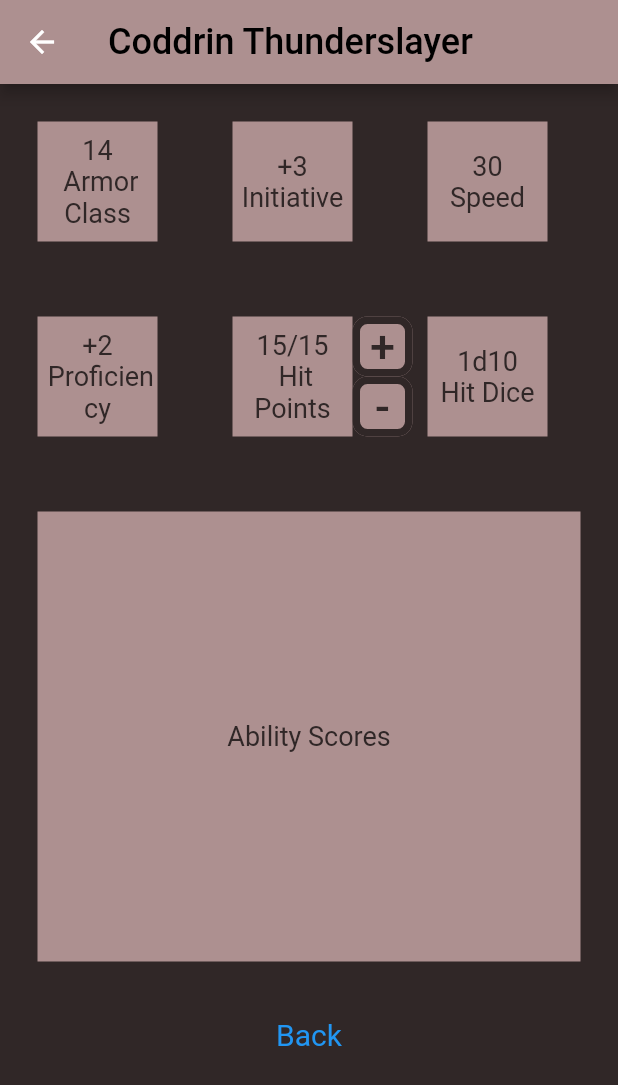
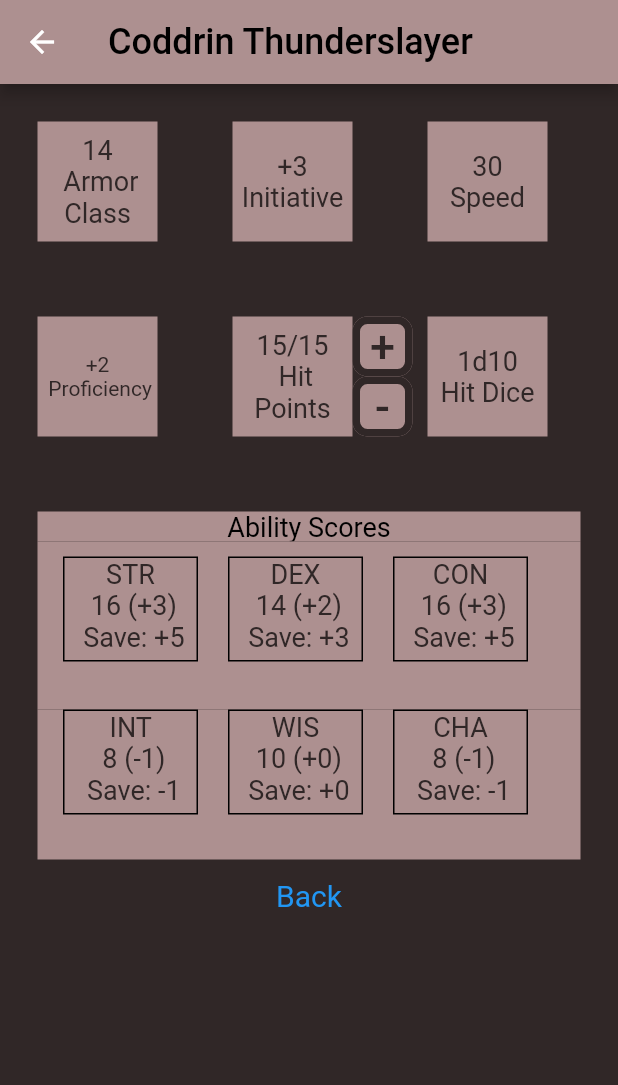
Before and after one commit to EvanMarnik/dnd_character_sheet_app, a Flutter app: the screen it shows after launch, after a tap on an icon or button, on a phone screen of 412 x 824 dp. Shown: the top 1085 px of the screen. Run offline on Flutter 3.47's test engine with Material 2 defaults, Android fonts, the phone set to English and light mode, and no system bars; Roboto replaces fonts that are missing (Lancelot).

Commit message:
Update character_sheet_view.dart

```diff
--- a/lib/view/character_sheet_view.dart
+++ b/lib/view/character_sheet_view.dart
@@ -25,8 +25,6 @@ class _CharacterSheetViewState extends State<CharacterSheetView> {
     // TODO hard coded sheet for now
   }
 
-
-
   void incrementHealth() {
     setState(() {
       if (hp < maxHP) {
@@ -45,13 +43,13 @@ class _CharacterSheetViewState extends State<CharacterSheetView> {
 
   @override
   Widget build(BuildContext context) {
+    // TODO build the character sheet
 
-
-    // TODO build the character sheet
     return Scaffold(
       appBar: AppBar(
         backgroundColor: Color(0xFFAD9090),
-        title: const Text('Coddrin Thunderslayer', style: TextStyle(fontSize: 24, color: Colors.black)),
+        title: const Text('Coddrin Thunderslayer',
+            style: TextStyle(fontSize: 24, color: Colors.black)),
       ),
       body: Column(
         children: <Widget>[
@@ -63,7 +61,9 @@ class _CharacterSheetViewState extends State<CharacterSheetView> {
                 height: 80.0,
                 color: Color(0xFFAD9090),
                 alignment: Alignment.center,
-                child: const Text('14 \n Armor Class', style: TextStyle(fontSize: 18), textAlign: TextAlign.center),
+                child: const Text('14 \n Armor Class',
+                    style: TextStyle(fontSize: 18),
+                    textAlign: TextAlign.center),
               ),
               Container(
                 margin: EdgeInsets.all(25.0),
@@ -71,7 +71,9 @@ class _CharacterSheetViewState extends State<CharacterSheetView> {
                 height: 80.0,
                 color: Color(0xFFAD9090),
                 alignment: Alignment.center,
-                child: const Text('+3 \nInitiative', style: TextStyle(fontSize: 18), textAlign: TextAlign.center),
+                child: const Text('+3 \nInitiative',
+                    style: TextStyle(fontSize: 18),
+                    textAlign: TextAlign.center),
               ),
               Container(
                 margin: EdgeInsets.all(25.0),
@@ -79,7 +81,9 @@ class _CharacterSheetViewState extends State<CharacterSheetView> {
                 height: 80.0,
                 color: Color(0xFFAD9090),
                 alignment: Alignment.center,
-                child: const Text('30 \nSpeed', style: TextStyle(fontSize: 18), textAlign: TextAlign.center),
+                child: const Text('30 \nSpeed',
+                    style: TextStyle(fontSize: 18),
+                    textAlign: TextAlign.center),
               ),
             ],
           ),
@@ -91,7 +95,9 @@ class _CharacterSheetViewState extends State<CharacterSheetView> {
                 height: 80.0,
                 color: Color(0xFFAD9090),
                 alignment: Alignment.center,
-                child: const Text('+2 \n Proficiency', style: TextStyle(fontSize: 18), textAlign: TextAlign.center),
+                child: const Text('+2 \n Proficiency',
+                    style: TextStyle(fontSize: 14),
+                    textAlign: TextAlign.center),
               ),
               Container(
                 margin: EdgeInsets.fromLTRB(25, 25, 0, 25),
@@ -99,12 +105,13 @@ class _CharacterSheetViewState extends State<CharacterSheetView> {
                 height: 80.0,
                 color: Color(0xFFAD9090),
                 alignment: Alignment.center,
-                child: Text('${hp}/15 \n Hit Points', style: TextStyle(fontSize: 18), textAlign: TextAlign.center),
+                child: Text('${hp}/15 \n Hit Points',
+                    style: TextStyle(fontSize: 18),
+                    textAlign: TextAlign.center),
               ),
               Container(
                 margin: EdgeInsets.all(0.0),
-                child: Column(
-                    children: <Widget>[
+                child: Column(children: <Widget>[
                   SizedBox(
                     width: 40,
                     height: 40,
@@ -113,7 +120,10 @@ class _CharacterSheetViewState extends State<CharacterSheetView> {
                       style: FilledButton.styleFrom(
                         padding: const EdgeInsets.fromLTRB(0, 0, 0, 0),
                       ),
-                          child: const Text('+', style: TextStyle(fontSize: 30),),
+                      child: const Text(
+                        '+',
+                        style: TextStyle(fontSize: 30),
+                      ),
                     ),
                   ),
                   SizedBox(
@@ -124,11 +134,12 @@ class _CharacterSheetViewState extends State<CharacterSheetView> {
                         style: FilledButton.styleFrom(
                           padding: const EdgeInsets.fromLTRB(0, 0, 0, 0),
                         ),
-                            child: const Text('-', style: TextStyle(fontSize: 30),),
-                          )
-                      )
-                    ]
+                        child: const Text(
+                          '-',
+                          style: TextStyle(fontSize: 30),
                         ),
+                      ))
+                ]),
               ),
               Container(
                 margin: EdgeInsets.fromLTRB(10, 25, 25, 25),
@@ -136,18 +147,104 @@ class _CharacterSheetViewState extends State<CharacterSheetView> {
                 height: 80.0,
                 color: Color(0xFFAD9090),
                 alignment: Alignment.center,
-                child: const Text('1d10 \nHit Dice', style: TextStyle(fontSize: 18), textAlign: TextAlign.center),
+                child: const Text('1d10 \nHit Dice',
+                    style: TextStyle(fontSize: 18),
+                    textAlign: TextAlign.center),
               ),
             ],
           ),
           Container(
-            margin: EdgeInsets.all(25.0),
+            margin: EdgeInsets.fromLTRB(25.0, 25.0, 25.0, 0),
             width: 400.0,
-            height: 300.0,
+            height: 20.0,
             color: Color(0xFFAD9090),
-            alignment: Alignment.center,
-              child: const Text('Ability Scores', style: TextStyle(fontSize: 18), textAlign: TextAlign.center)
+            child: Text('Ability Scores', style: TextStyle(fontSize: 18, color: Colors.black), textAlign: TextAlign.center),
           ),
+
+          Container(
+            margin: EdgeInsets.fromLTRB(25.0, 0, 25.0, 0),
+            width: 400.0,
+            height: 112.0,
+            color: Color(0xFFAD9090),
+            child: Row(
+              children: [
+                Column(
+                  children: [Container(
+                    margin: EdgeInsets.fromLTRB(17.0, 10.0, 10.0, 0),
+                    width: 90.0,
+                    height: 70.0,
+                    decoration: BoxDecoration(border: Border.all(color:Colors.black)),
+                    child: const Text('STR \n 16 (+3) \n Save: +5',
+                        style: TextStyle(fontSize: 18),
+                        textAlign: TextAlign.center),
+                  )],
+                ),
+                Column(children: [Container(
+                  margin: EdgeInsets.fromLTRB(10.0, 10.0, 10.0, 0),
+                  width: 90.0,
+                  height: 70.0,
+                  decoration: BoxDecoration(border: Border.all(color:Colors.black)),
+                  child: const Text('DEX \n 14 (+2) \n Save: +3',
+                      style: TextStyle(fontSize: 18),
+                      textAlign: TextAlign.center),
+                )],
+                ),
+                Column(children: [Container(
+                  margin: EdgeInsets.fromLTRB(10.0, 10.0, 10.0, 0),
+                  width: 90.0,
+                  height: 70.0,
+                  decoration: BoxDecoration(border: Border.all(color:Colors.black)),
+                  child: const Text('CON \n 16 (+3) \n Save: +5',
+                      style: TextStyle(fontSize: 18),
+                      textAlign: TextAlign.center),
+                )],
+                ),
+              ],
+            ),
+          ),
+          Container(
+            margin: EdgeInsets.fromLTRB(25.0, 0, 25.0, 0),
+            width: 400.0,
+            height: 100.0,
+            color: Color(0xFFAD9090),
+            child: Row(
+              children: [
+                Column(
+                  children: [Container(
+                margin: EdgeInsets.fromLTRB(17.0, 0, 10.0, 0),
+                    width: 90.0,
+                    height: 70.0,
+                    decoration: BoxDecoration(border: Border.all(color:Colors.black)),
+                    child: const Text('INT \n 8 (-1) \n Save: -1',
+                        style: TextStyle(fontSize: 18),
+                        textAlign: TextAlign.center),
+                  )],
+                ),
+                Column(children: [Container(
+                  margin: EdgeInsets.fromLTRB(10.0, 0, 10.0, 0),
+                  width: 90.0,
+                  height: 70.0,
+                  decoration: BoxDecoration(border: Border.all(color:Colors.black)),
+                  child: const Text('WIS \n 10 (+0) \n Save: +0',
+                      style: TextStyle(fontSize: 18),
+                      textAlign: TextAlign.center),
+                )],
+                ),
+                Column(children: [Container(
+                  margin: EdgeInsets.fromLTRB(10.0, 0, 10.0, 0),
+                  width: 90.0,
+                  height: 70.0,
+
+                  decoration: BoxDecoration(border: Border.all(color:Colors.black)),
+                  child: const Text('CHA \n 8 (-1) \n Save: -1',
+                      style: TextStyle(fontSize: 18),
+                      textAlign: TextAlign.center),
+                )],
+                ),
+              ],
+            ),
+          ),
+
           TextButton(
             style: TextButton.styleFrom(
               textStyle: const TextStyle(fontSize: 20),
```
Lines whose indentation alone changed are shown as unchanged.
